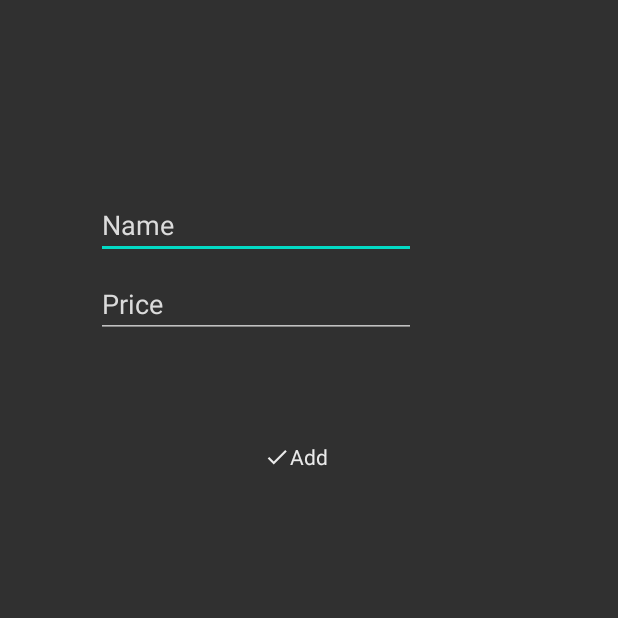
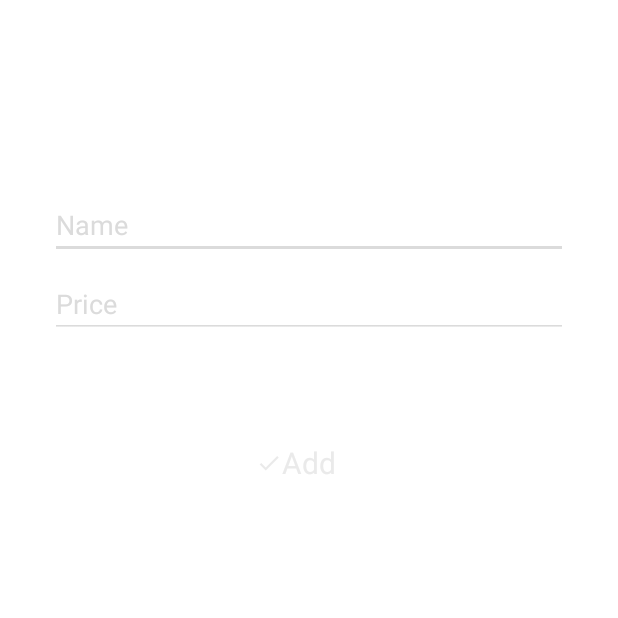
Before and after one commit to BornToNight/LoftMoney, an Android app: the AddItemActivity screen opened directly, with no data from a screen before it, on a phone screen of 412 x 824 dp, the top half of it. Run offline under Robolectric (Android 15) with nearby library versions, the phone set to English and light mode, and no system bars; our stand-ins replace RxJava; network calls fail.

Commit message:
Доработка интерфейса добавления item

```diff
--- a/app/src/main/res/layout/activity_add_item.xml
+++ b/app/src/main/res/layout/activity_add_item.xml
@@ -2,16 +2,18 @@
 <androidx.constraintlayout.widget.ConstraintLayout xmlns:android="http://schemas.android.com/apk/res/android"
     xmlns:app="http://schemas.android.com/apk/res-auto"
     xmlns:tools="http://schemas.android.com/tools"
+    android:background="@color/colorWhite"
     android:layout_width="match_parent"
     android:layout_height="match_parent">
 
     <EditText
         android:id="@+id/name"
-        android:layout_width="wrap_content"
+        android:layout_width="0dp"
         android:layout_height="wrap_content"
-        android:layout_marginEnd="104dp"
         android:layout_marginStart="33dp"
         android:layout_marginTop="127dp"
+        android:layout_marginEnd="33dp"
+        android:backgroundTint="#dbdbdb"
         android:ems="10"
         android:hint="@string/name"
         android:inputType="textPersonName"
@@ -23,14 +25,15 @@
 
     <EditText
         android:id="@+id/price"
-        android:layout_width="wrap_content"
+        android:layout_width="0dp"
         android:layout_height="wrap_content"
-        android:layout_marginEnd="104dp"
         android:layout_marginStart="33dp"
         android:layout_marginTop="7dp"
+        android:layout_marginEnd="33dp"
+        android:backgroundTint="#dbdbdb"
+        android:digits="0123456789."
         android:ems="10"
         android:hint="@string/price"
-        android:digits="0123456789."
         android:textColor="#3574fa"
         android:textColorHint="#dbdbdb"
         app:layout_constraintEnd_toEndOf="parent"
@@ -40,25 +43,25 @@
     <ImageView
         android:id="@+id/check"
         android:layout_width="wrap_content"
-        android:layout_height="36dp"
-        android:tint="@color/colorWhiteThree"
+        android:layout_height="44dp"
         app:layout_constraintEnd_toStartOf="@+id/add"
         app:layout_constraintTop_toTopOf="@+id/add"
-        app:srcCompat="@drawable/ic_baseline_check_24" />
+        app:srcCompat="@drawable/ic_baseline_check_24"
+        app:tint="@color/colorWhiteThree" />
 
     <TextView
         android:id="@+id/add"
         android:layout_width="wrap_content"
-        android:layout_height="36dp"
-        android:layout_marginEnd="112dp"
+        android:layout_height="44dp"
         android:layout_marginStart="112dp"
         android:layout_marginTop="61dp"
+        android:layout_marginEnd="112dp"
         android:drawablePadding="1dp"
         android:gravity="center_vertical"
         android:onClick="addItem"
         android:text="@string/add"
-        android:textAlignment="center"
         android:textColor="@color/colorWhiteThree"
+        android:textSize="20sp"
         app:drawableTint="#e3e3e3"
         app:layout_constraintEnd_toEndOf="parent"
         app:layout_constraintStart_toStartOf="parent"
```
